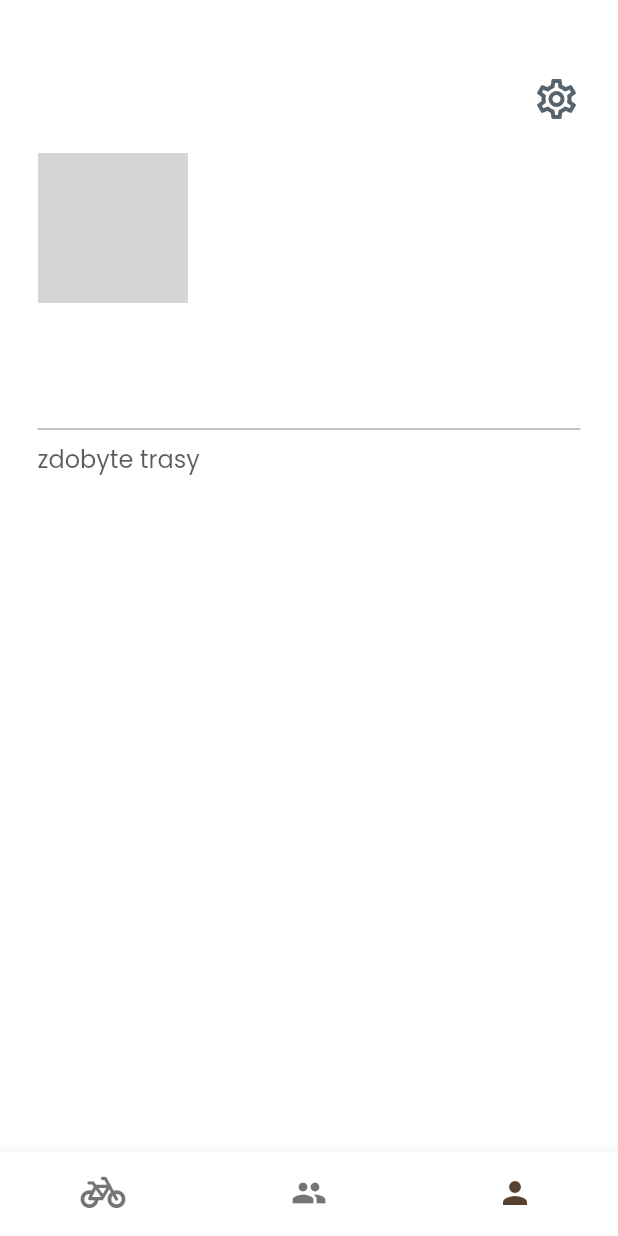
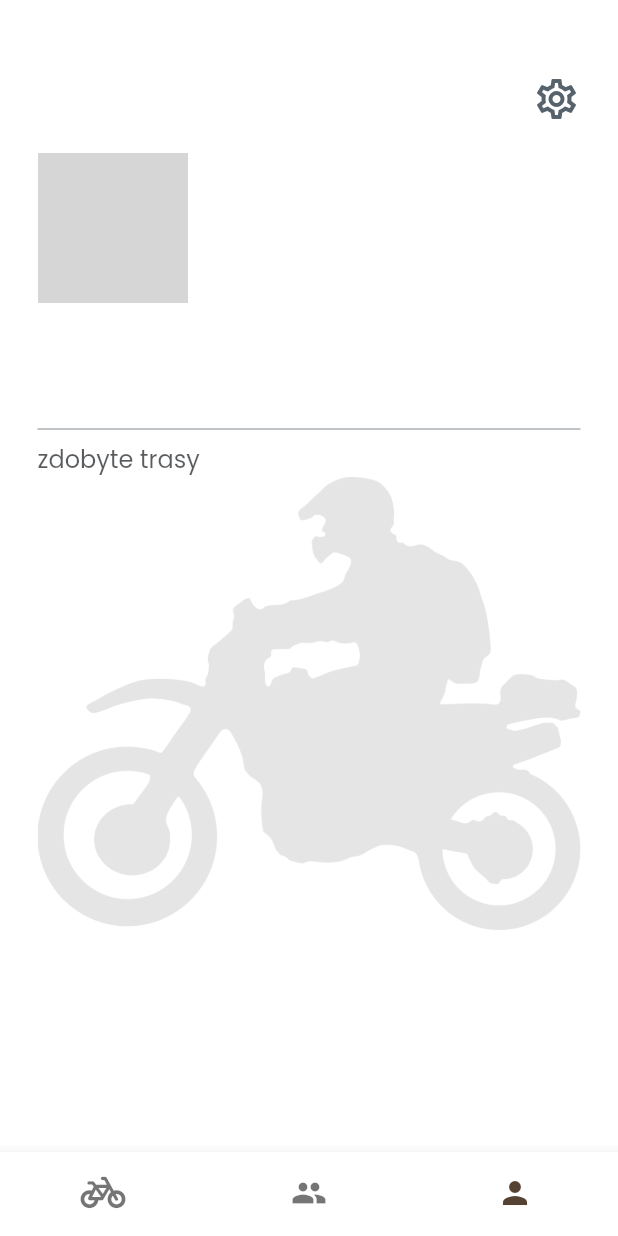
Before and after one commit to theiotproject/mobile-trail-mate, a Flutter app: the screen it shows once a user with an empty profile is signed in, item 3 of the bottom bar chosen, on a phone screen of 412 x 824 dp. Run offline on Flutter 3.47's test engine with Material 2 defaults, Android fonts, the phone set to English and light mode, and no system bars; our stand-ins replace auto_size_text, cloud_firestore, easy_debounce, firebase_auth, firebase_core, flutter_animate and 12 more; missing offline and left inert: json_path; accounts and stored records are empty; network calls fail; grey boxes are pictures that could not be loaded.

Commit message:
Updating to latest FlutterFlow output.

```diff
--- a/lib/pages/profile/profile_widget.dart
+++ b/lib/pages/profile/profile_widget.dart
@@ -54,6 +54,7 @@ class _ProfileWidgetState extends State<ProfileWidget> {
               padding: EdgeInsetsDirectional.fromSTEB(25.0, 50.0, 25.0, 25.0),
               child: Column(
                 mainAxisSize: MainAxisSize.max,
+                mainAxisAlignment: MainAxisAlignment.start,
                 children: [
                   Align(
                     alignment: AlignmentDirectional(1.00, -1.00),
@@ -133,11 +134,16 @@ class _ProfileWidgetState extends State<ProfileWidget> {
                       ),
                     ),
                   ),
-                  ListView(
-                    padding: EdgeInsets.zero,
-                    shrinkWrap: true,
-                    scrollDirection: Axis.vertical,
-                    children: [],
+                  Opacity(
+                    opacity: 0.1,
+                    child: ClipRRect(
+                      borderRadius: BorderRadius.circular(8.0),
+                      child: Image.asset(
+                        'assets/images/enduro-1523427_1280.png',
+                        fit: BoxFit.cover,
+                        alignment: Alignment(1.00, 1.00),
+                      ),
+                    ),
                   ),
                 ],
               ),
```
Also changed, not shown: assets/images/enduro-1523427_1280.png (added).
